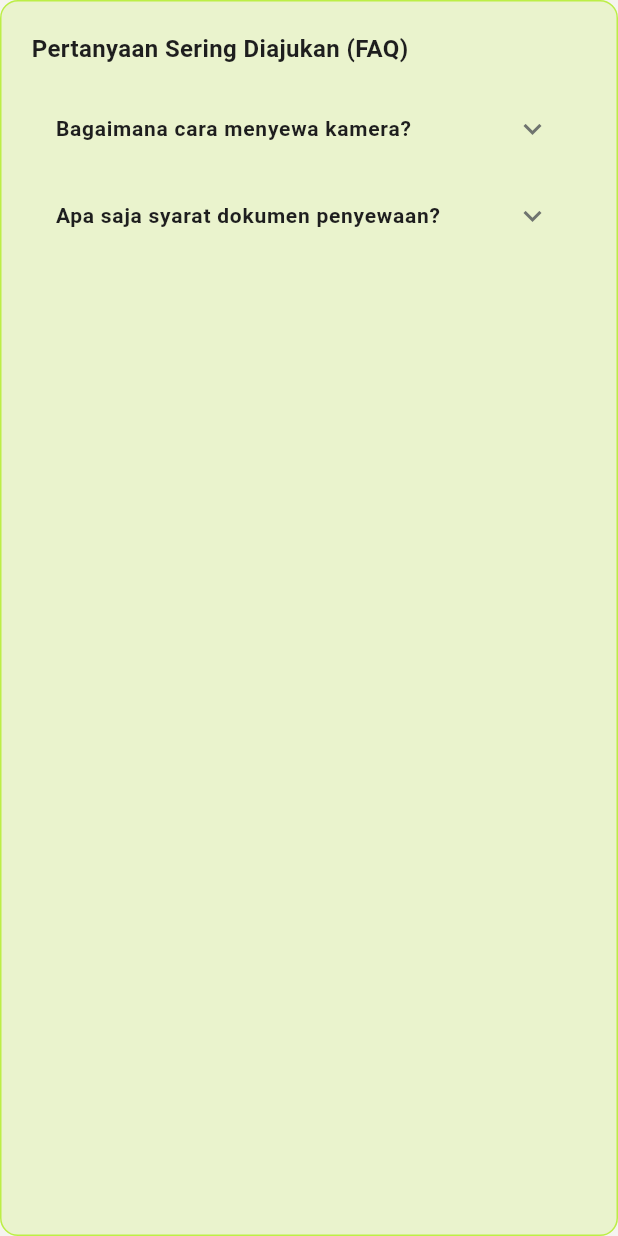
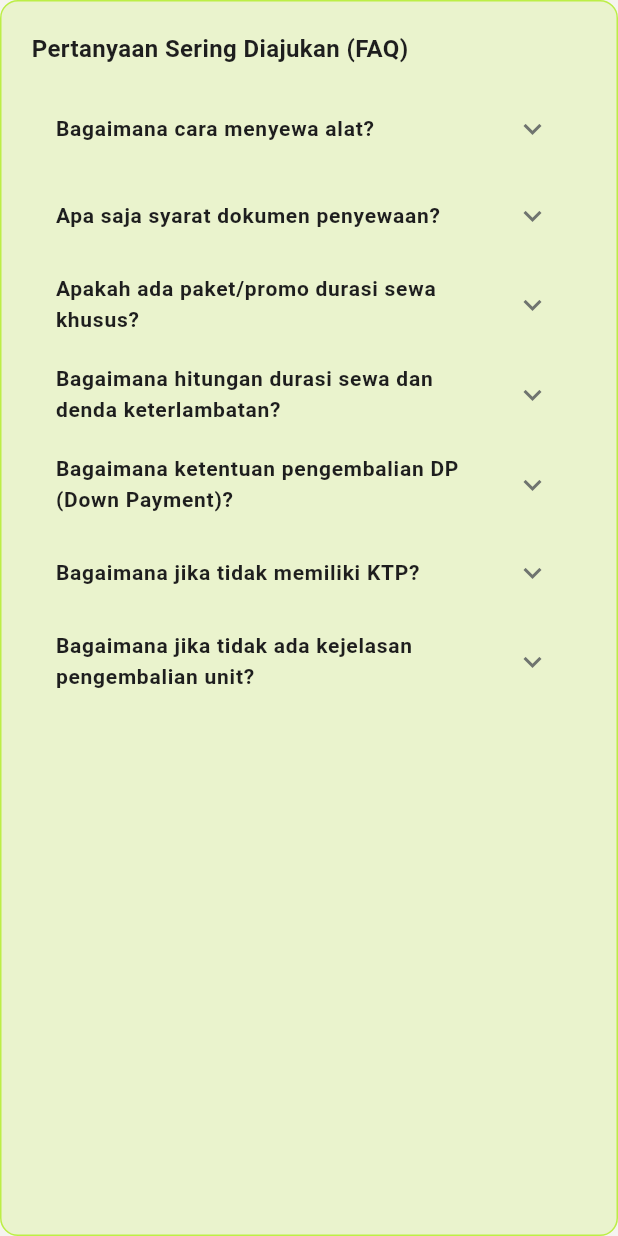
Before and after one commit to CodingWithFiraz/rent-camera-app, a Flutter app: the CatalogFaqSection widget shown alone on an empty page, opened directly, on a phone screen of 412 x 824 dp. Run offline on Flutter 3.47's test engine with Material 3 defaults, Android fonts, the phone set to English and light mode, and no system bars; our stand-ins replace cloud_firestore, firebase_auth, firebase_core, firebase_storage, flutter_riverpod, go_router and 2 more; accounts and stored records are empty; network calls fail.

Commit message:
catalogfaq

```diff
--- a/lib/features/catalog/presentation/catalog_screen.dart
+++ b/lib/features/catalog/presentation/catalog_screen.dart
@@ -228,7 +228,7 @@ class CatalogFaqSection extends StatelessWidget {
             SizedBox(height: 12),
             ExpansionTile(
               title: Text(
-                'Bagaimana cara menyewa kamera?',
+                'Bagaimana cara menyewa alat?',
                 style: TextStyle(
                   fontSize: 14,
                   fontWeight: FontWeight.w600,
@@ -259,6 +259,101 @@ class CatalogFaqSection extends StatelessWidget {
                   padding: EdgeInsets.all(8.0),
                   child: Text(
                     'Biasanya memerlukan kartu identitas (KTP/KTM) yang masih berlaku sebagai jaminan pelajar maupun umum.',
+                    style: TextStyle(fontSize: 13, color: Colors.black87),
+                  ),
+                ),
+              ],
+            ),
+            ExpansionTile(
+              title: Text(
+                'Apakah ada paket/promo durasi sewa khusus?',
+                style: TextStyle(
+                  fontSize: 14,
+                  fontWeight: FontWeight.w600,
+                  color: charcoalText,
+                ),
+              ),
+              children: [
+                Padding(
+                  padding: EdgeInsets.all(8.0),
+                  child: Text(
+                    'Tentu saja! Kami memiliki paket hemat: Sewa 3 hari cukup bayar 2 hari saja.',
+                    style: TextStyle(fontSize: 13, color: Colors.black87),
+                  ),
+                ),
+              ],
+            ),
+            ExpansionTile(
+              title: Text(
+                'Bagaimana hitungan durasi sewa dan denda keterlambatan?',
+                style: TextStyle(
+                  fontSize: 14,
+                  fontWeight: FontWeight.w600,
+                  color: charcoalText,
+                ),
+              ),
+              children: [
+                Padding(
+                  padding: EdgeInsets.all(8.0),
+                  child: Text(
+                    'Penyewaan dihitung per unit dengan durasi 24 jam. Kami memberikan toleransi keterlambatan pengembalian selama 1 jam. Jika melebihi batas toleransi, dikenakan denda Rp10.000 per jam (berlaku kelipatan).',
+                    style: TextStyle(fontSize: 13, color: Colors.black87),
+                  ),
+                ),
+              ],
+            ),
+            ExpansionTile(
+              title: Text(
+                'Bagaimana ketentuan pengembalian DP (Down Payment)?',
+                style: TextStyle(
+                  fontSize: 14,
+                  fontWeight: FontWeight.w600,
+                  color: charcoalText,
+                ),
+              ),
+              children: [
+                Padding(
+                  padding: EdgeInsets.all(8.0),
+                  child: Text(
+                    'Uang DP 50% dapat dikembalikan (refund) jika pembatalan dilakukan paling lambat H-1 sebelum tanggal sewa. Pembatalan pada Hari H tidak dapat dikembalikan (hangus).',
+                    style: TextStyle(fontSize: 13, color: Colors.black87),
+                  ),
+                ),
+              ],
+            ),
+            ExpansionTile(
+              title: Text(
+                'Bagaimana jika tidak memiliki KTP?',
+                style: TextStyle(
+                  fontSize: 14,
+                  fontWeight: FontWeight.w600,
+                  color: charcoalText,
+                ),
+              ),
+              children: [
+                Padding(
+                  padding: EdgeInsets.all(8.0),
+                  child: Text(
+                    'Jika belum/tidak memiliki KTP (misalnya pelajar/siswa), Anda wajib membawa dan menyerahkan Kartu Pelajar aktif sebagai identitas jaminan.',
+                    style: TextStyle(fontSize: 13, color: Colors.black87),
+                  ),
+                ),
+              ],
+            ),
+            ExpansionTile(
+              title: Text(
+                'Bagaimana jika tidak ada kejelasan pengembalian unit?',
+                style: TextStyle(
+                  fontSize: 14,
+                  fontWeight: FontWeight.w600,
+                  color: charcoalText,
+                ),
+              ),
+              children: [
+                Padding(
+                  padding: EdgeInsets.all(8.0),
+                  child: Text(
+                    'Penyewa wajib memberikan konfirmasi pengembalian. Jika unit tidak dikembalikan tanpa kejelasan, pihak kami akan menindaklanjuti secara tegas sesuai hukum/sanksi yang berlaku menggunakan data KTP/identitas yang sudah tersimpan.',
                     style: TextStyle(fontSize: 13, color: Colors.black87),
                   ),
                 ),
```
